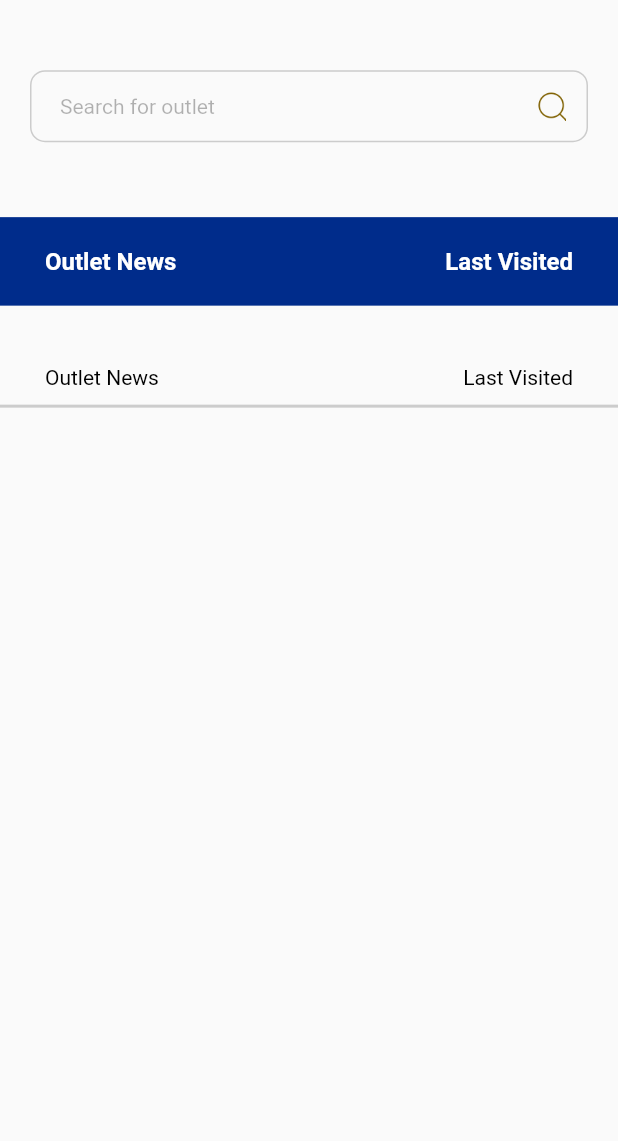
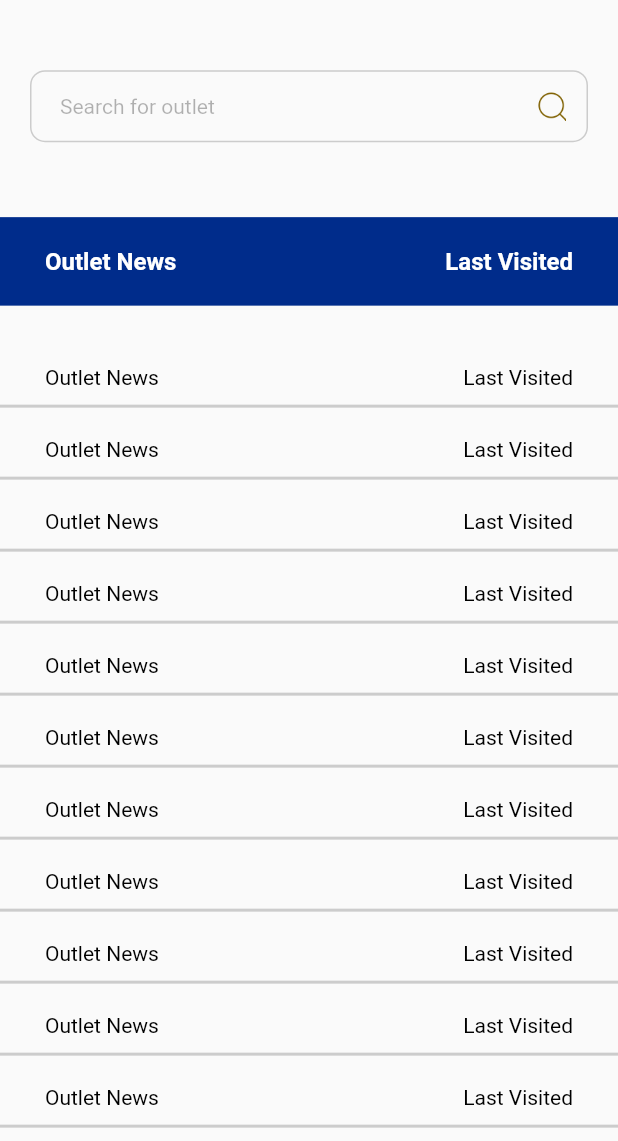
Before and after one commit to ObiVictorChibuike/Dexter_customer, a Flutter app: the OutletsScreen screen opened by its route, on a phone screen of 412 x 824 dp, the part 95-1236 px from its top. Run offline on Flutter 3.47's test engine with Material 2 defaults, Android fonts, the phone set to English and light mode, and no system bars; our stand-ins replace dropdown_textfield; Roboto replaces fonts that are missing (neueplak).

Commit message:
Working on form

```diff
--- a/lib/features/outlets/screens/outlets_screen.dart
+++ b/lib/features/outlets/screens/outlets_screen.dart
@@ -1,9 +1,7 @@
 import 'package:flutter/material.dart';
-import 'package:nettapp/core/app_colors/app_colors.dart';
-import 'package:nettapp/core/widgets/text_widget.dart';
 import 'package:nettapp/features/auth/widgets/app_bar_row.dart';
 import 'package:nettapp/features/auth/widgets/input_field_widget.dart';
-import 'package:nettapp/features/outlets/widgets/outlet_item.dart';
+import 'package:nettapp/features/outlets/widgets/outlets_widget.dart';
 
 class OutletsScreen extends StatelessWidget {
   const OutletsScreen({super.key});
@@ -59,36 +57,3 @@ class _OutletListState extends State<OutletList> {
     );
   }
 }
-
-class OutletsWidget extends StatelessWidget {
-  const OutletsWidget({super.key});
-
-  @override
-  Widget build(BuildContext context) {
-    return Column(
-      children: [
-        Container(
-          padding: const EdgeInsets.symmetric(horizontal: 30, vertical: 20),
-          margin: const EdgeInsets.only(top: 50, bottom: 20),
-          decoration: const BoxDecoration(color: AppColors.blue),
-          child: const Row(
-            mainAxisAlignment: MainAxisAlignment.spaceBetween,
-            children: [
-              TextWidget(
-                text: "Outlet News",
-                color: Colors.white,
-                fontWeight: FontWeight.bold,
-              ),
-              TextWidget(
-                text: "Last Visited",
-                color: Colors.white,
-                fontWeight: FontWeight.bold,
-              ),
-            ],
-          ),
-        ),
-        const OutletItem()
-      ],
-    );
-  }
-}
--- /dev/null
+++ b/lib/features/outlets/widgets/outlets_widget.dart
@@ -0,0 +1,49 @@
+import 'package:flutter/material.dart';
+import 'package:nettapp/core/app_colors/app_colors.dart';
+import 'package:nettapp/core/widgets/text_widget.dart';
+import 'package:nettapp/features/outlets/widgets/outlet_item.dart';
+
+class OutletsWidget extends StatelessWidget {
+  const OutletsWidget({super.key});
+
+  @override
+  Widget build(BuildContext context) {
+    return Column(
+      children: [
+        Container(
+          padding: const EdgeInsets.symmetric(horizontal: 30, vertical: 20),
+          margin: const EdgeInsets.only(top: 50, bottom: 20),
+          decoration: const BoxDecoration(color: AppColors.blue),
+          child: const Row(
+            mainAxisAlignment: MainAxisAlignment.spaceBetween,
+            children: [
+              TextWidget(
+                text: "Outlet News",
+                color: Colors.white,
+                fontWeight: FontWeight.bold,
+              ),
+              TextWidget(
+                text: "Last Visited",
+                color: Colors.white,
+                fontWeight: FontWeight.bold,
+              ),
+            ],
+          ),
+        ),
+        const OutletItem(),
+        const OutletItem(),
+        const OutletItem(),
+        const OutletItem(),
+        const OutletItem(),
+        const OutletItem(),
+        const OutletItem(),
+        const OutletItem(),
+        const OutletItem(),
+        const OutletItem(),
+        const OutletItem(),
+        const OutletItem(),
+        const OutletItem()
+      ],
+    );
+  }
+}
```
